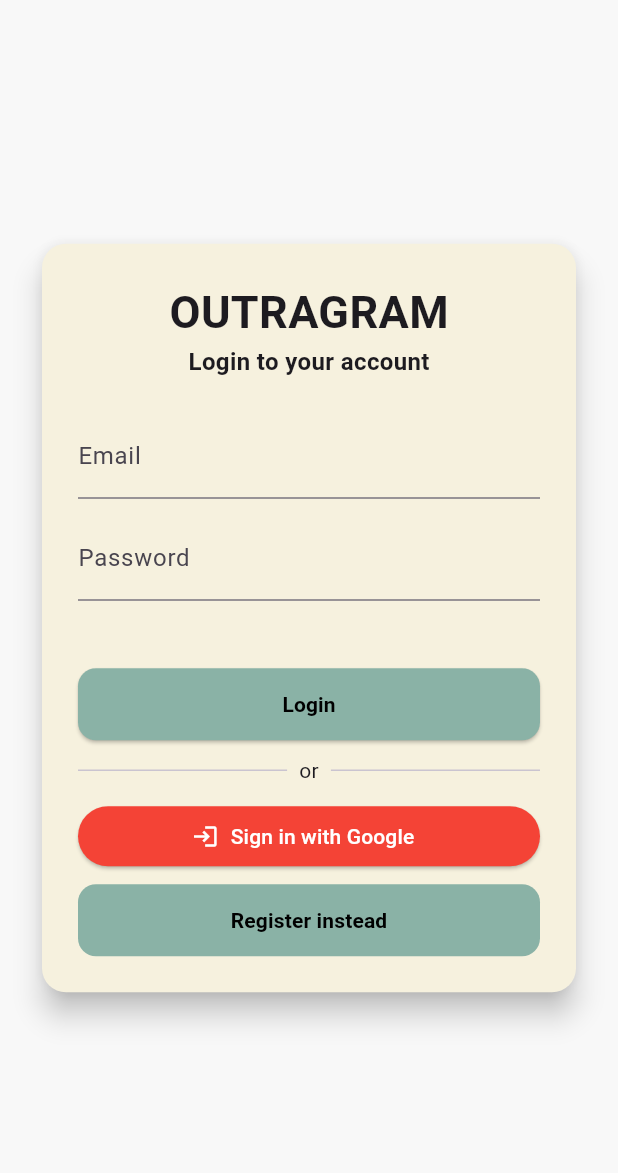
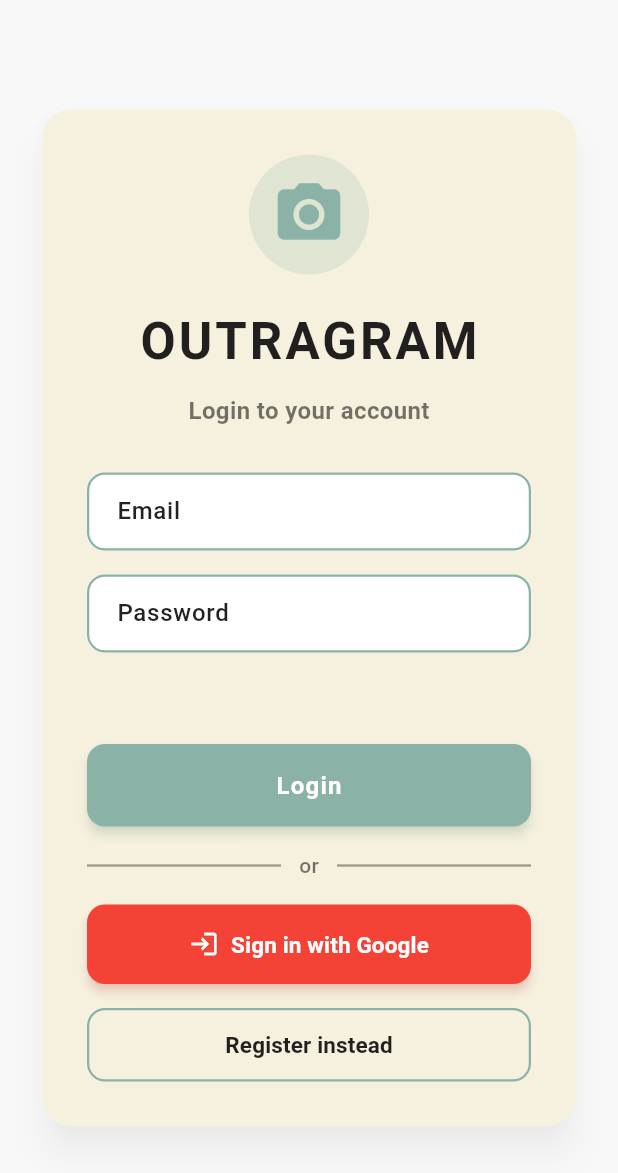
Before and after one commit to 6510615252/cn322-project, a Flutter app: the screen it shows after launch, on a phone screen of 412 x 824 dp. Shown: the top 1173 px of the screen. Run offline on Flutter 3.47's test engine with Material 3 defaults, Android fonts, the phone set to English and light mode, and no system bars; our stand-ins replace cloud_firestore, firebase_auth, firebase_core, firebase_database, firebase_storage, flutter_dotenv and 2 more; accounts and stored records are empty.

Commit message:
ui login

```diff
--- a/lib/screens/login_register_page.dart
+++ b/lib/screens/login_register_page.dart
@@ -60,14 +60,41 @@ class _LoginPageState extends State<LoginPage> {
   Widget _entryField(String title, TextEditingController controller) {
     return TextField(
       controller: controller,
-    decoration: InputDecoration(labelText: title),
+      decoration: InputDecoration(
+        labelText: title,
+        labelStyle: TextStyle(
+          color: Colors.black87,
+          fontWeight: FontWeight.w500,
+        ),
+        filled: true,
+        fillColor: Colors.white,
+        enabledBorder: OutlineInputBorder(
+          borderRadius: BorderRadius.circular(12),
+          borderSide: BorderSide(color: Color(0xFF8AB2A6), width: 1.5),
+        ),
+        focusedBorder: OutlineInputBorder(
+          borderRadius: BorderRadius.circular(12),
+          borderSide: BorderSide(color: Color(0xFF8AB2A6), width: 2),
+        ),
+        contentPadding: EdgeInsets.symmetric(horizontal: 16, vertical: 14),
+      ),
       obscureText: title.toLowerCase() == 'password'
     );
   }
 
   Widget _errorMessage() {
-    return Text(errorMessage == '' ? '' : 'Error: $errorMessage',
-      style: TextStyle(color: Colors.red),
+    return Container(
+      width: double.infinity,
+      padding: EdgeInsets.symmetric(vertical: 6),
+      child: Text(
+        errorMessage == '' ? '' : 'Error: $errorMessage',
+        style: TextStyle(
+          color: Colors.red,
+          fontSize: 14,
+          fontWeight: FontWeight.w500,
+        ),
+        textAlign: TextAlign.center,
+      ),
     );
   }
 
@@ -75,26 +102,46 @@ class _LoginPageState extends State<LoginPage> {
     return ElevatedButton(
       onPressed: isLogin ? signInWithEmailAndPassword : createUserWithEmailAndPassword,
       style: ElevatedButton.styleFrom(
-      backgroundColor: Color(0xFF8AB2A6), // สีครีม
-      foregroundColor: Colors.black, // สีข้อความบนปุ่ม
-      padding: EdgeInsets.symmetric(vertical: 14), // เพิ่มความสูงของปุ่ม
+        backgroundColor: Color(0xFF8AB2A6),
+        foregroundColor: Colors.white,
+        elevation: 3,
+        shadowColor: Color(0x668AB2A6),
+        padding: EdgeInsets.symmetric(vertical: 16),
         shape: RoundedRectangleBorder(
           borderRadius: BorderRadius.circular(12),
         ),
       ),
       child: Text(
         isLogin ? "Login" : "Register",
-      style: TextStyle(fontWeight: FontWeight.bold),
+        style: TextStyle(
+          fontWeight: FontWeight.bold,
+          fontSize: 16,
+          letterSpacing: 0.8,
+        ),
       ),
     );
   }
 
   Widget _googleSignInButton() {
     return ElevatedButton.icon(
-      icon: Icon(Icons.login, color: Colors.white),
-      label: Text("Sign in with Google", style: TextStyle(color: Colors.white)),
+      icon: Icon(Icons.login, color: Colors.white, size: 20),
+      label: Text(
+        "Sign in with Google",
+        style: TextStyle(
+          color: Colors.white,
+          fontWeight: FontWeight.w600,
+          fontSize: 15,
+        )
+      ),
       style: ElevatedButton.styleFrom(
-        backgroundColor: Colors.red, // ปรับสีให้เข้ากับ Google
+        backgroundColor: Colors.red,
+        foregroundColor: Colors.white,
+        elevation: 3,
+        shadowColor: Colors.redAccent.withOpacity(0.4),
+        padding: EdgeInsets.symmetric(vertical: 16),
+        shape: RoundedRectangleBorder(
+          borderRadius: BorderRadius.circular(12),
+        ),
       ),
       onPressed: signInWithGoogle,
     );
@@ -105,22 +152,27 @@ class _LoginPageState extends State<LoginPage> {
       onPressed: () {
         setState(() {
           isLogin = !isLogin;
+          // เคลียร์ค่า error message เมื่อสลับโหมด
+          errorMessage = '';
         });
       },
-    style: ElevatedButton.styleFrom(
-      backgroundColor: Color(0xFF8AB2A6), // สีครีม
-      foregroundColor: Colors.black, // สีข้อความบนปุ่ม
-      padding: EdgeInsets.symmetric(vertical: 14), // เพิ่มความสูงของปุ่ม
+      style: TextButton.styleFrom(
+        backgroundColor: Colors.transparent,
+        foregroundColor: Colors.black87,
+        padding: EdgeInsets.symmetric(vertical: 14),
         shape: RoundedRectangleBorder(
           borderRadius: BorderRadius.circular(12),
+          side: BorderSide(color: Color(0xFF8AB2A6), width: 1.5),
         ),
       ),
-    child: Text(isLogin ? "Register instead" : "Login instead",
+      child: Text(
+        isLogin ? "Register instead" : "Login instead",
         style: TextStyle(
-        fontWeight: FontWeight.bold, // เพิ่มความหนา
-        color: Colors.black,          // ทำให้สีเข้มเหมือนปุ่ม login
-      ),),
-
+          fontWeight: FontWeight.bold,
+          color: Colors.black87,
+          fontSize: 15,
+        ),
+      ),
     );
   }
 
@@ -134,52 +186,83 @@ Widget build(BuildContext context) {
           child: Padding(
             padding: const EdgeInsets.symmetric(horizontal: 24.0),
             child: Card(
-            shape: RoundedRectangleBorder(borderRadius: BorderRadius.circular(16)),
-            elevation: 8,
+              shape: RoundedRectangleBorder(borderRadius: BorderRadius.circular(20)),
+              elevation: 10,
+              shadowColor: Colors.black26,
               color: Color(0xFFF6F1DE),
               child: Padding(
-              padding: const EdgeInsets.all(24.0),
+                padding: const EdgeInsets.all(30.0),
                 child: Column(
                   mainAxisSize: MainAxisSize.min,
                   children: [
+                    Container(
+                      padding: EdgeInsets.all(15),
+                      decoration: BoxDecoration(
+                        shape: BoxShape.circle,
+                        color: Color(0xFF8AB2A6).withOpacity(0.2),
+                      ),
+                      child: Icon(Icons.photo_camera,
+                        size: 50,
+                        color: Color(0xFF8AB2A6),
+                      ),
+                    ),
+                    const SizedBox(height: 20),
                     Text(
                       "OUTRAGRAM",
-                    style: TextStyle(fontSize: 30, fontWeight: FontWeight.bold),
+                      style: TextStyle(
+                        fontSize: 34,
+                        fontWeight: FontWeight.bold,
+                        letterSpacing: 2,
+                        color: Colors.black87,
                       ),
+                    ),
+                    const SizedBox(height: 10),
                     Text(
                       isLogin ? "Login to your account" : "Create a new account",
-                    style: TextStyle(fontSize: 16, fontWeight: FontWeight.bold),
+                      style: TextStyle(
+                        fontSize: 16,
+                        fontWeight: FontWeight.bold,
+                        color: Colors.black54,
                       ),
-                  const SizedBox(height: 24),
+                    ),
+                    const SizedBox(height: 30),
                     _entryField("Email", _controllerEmail),
-                  const SizedBox(height: 12),
+                    const SizedBox(height: 16),
                     _entryField("Password", _controllerPassword),
                     const SizedBox(height: 16),
                     _errorMessage(),
-                  const SizedBox(height: 8),
+                    const SizedBox(height: 12),
                     SizedBox(
                       width: double.infinity,
                       child: _submitButton(),
                     ),
-                  const SizedBox(height: 10),
+                    const SizedBox(height: 16),
                     Row(
                       children: <Widget>[
-                      Expanded(child: Divider(thickness: 1)),
+                        Expanded(child: Divider(thickness: 1.5, color: Colors.black38)),
                         Padding(
-                        padding: const EdgeInsets.symmetric(horizontal: 8.0),
-                        child: Text("or"),
+                          padding: const EdgeInsets.symmetric(horizontal: 12.0),
+                          child: Text(
+                            "or",
+                            style: TextStyle(
+                              color: Colors.black54,
+                              fontWeight: FontWeight.w500,
                             ),
-                      Expanded(child: Divider(thickness: 1)),
+                          ),
+                        ),
+                        Expanded(child: Divider(thickness: 1.5, color: Colors.black38)),
                       ],
                     ),
-                  const SizedBox(height: 10),
+                    const SizedBox(height: 16),
                     SizedBox(
                       width: double.infinity,
                       child: _googleSignInButton(),
                     ),
-                  const SizedBox(height: 8),
-                  SizedBox(width: double.infinity ,
-                  child: _loginOrRegisterButton(),)
+                    const SizedBox(height: 16),
+                    SizedBox(
+                      width: double.infinity,
+                      child: _loginOrRegisterButton(),
+                    )
                   ],
                 ),
               ),
@@ -189,5 +272,4 @@ Widget build(BuildContext context) {
       ),
     );
   }
-
 }
```
Lines whose indentation alone changed are shown as unchanged.
